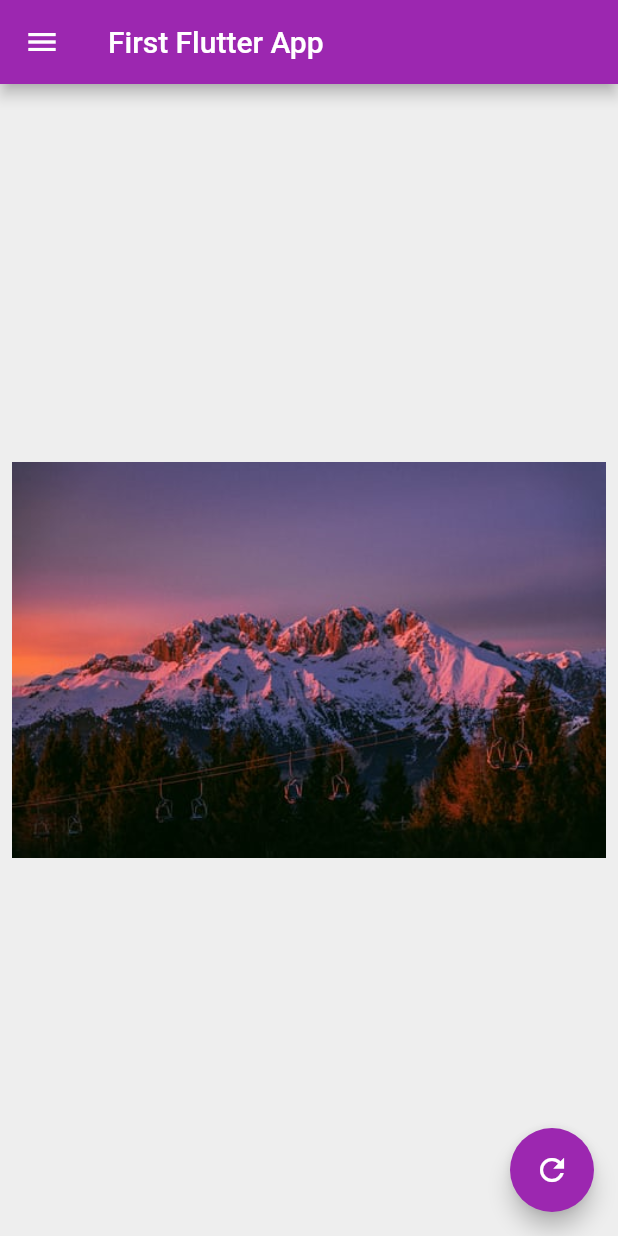
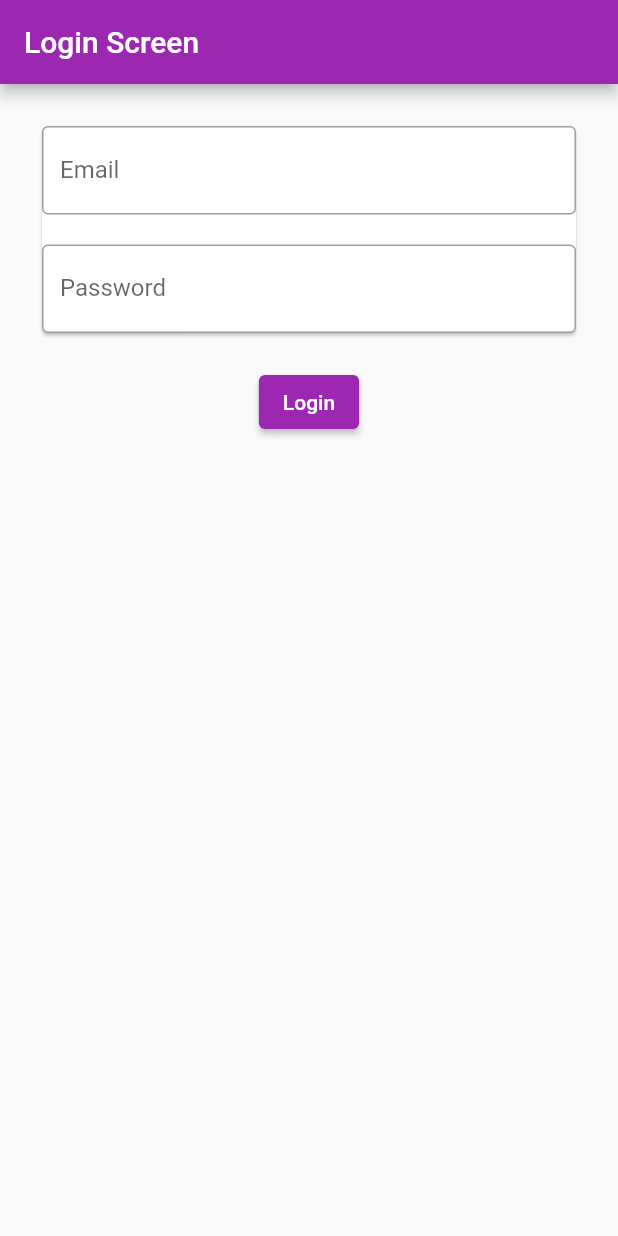
Before and after one commit to me-aditya/First-flutter-app, a Flutter app: the screen it shows after launch, on a phone screen of 412 x 824 dp. Run offline on Flutter 3.47's test engine with Material 2 defaults, Android fonts, the phone set to English and light mode, and no system bars.

Commit message:
built basic login page heading to add background image Using stack

```diff
--- a/lib/main.dart
+++ b/lib/main.dart
@@ -1,10 +1,10 @@
 import 'package:flutter/material.dart';
-import 'pages/homepage.dart';
+import 'pages/login_page.dart';
 
 void main() {
   runApp(MaterialApp(
     title: "First Flutter App",
-    home: HomePage(),
+    home: LoginPage(),
     theme: ThemeData(
       primarySwatch: Colors.purple,
     ),
--- /dev/null
+++ b/lib/pages/login_page.dart
@@ -0,0 +1,58 @@
+import 'package:flutter/material.dart';
+
+class LoginPage extends StatefulWidget {
+  @override
+  _LoginPageState createState() => _LoginPageState();
+}
+
+class _LoginPageState extends State<LoginPage> {
+  final emailController = new TextEditingController();
+  final passwordController = new TextEditingController();
+  @override
+  Widget build(BuildContext context) {
+    return Scaffold(
+        appBar: AppBar(
+          title: Text("Login Screen"),
+        ),
+        body: Padding(
+          padding: const EdgeInsets.all(16.0),
+          child: SingleChildScrollView(
+            child: Column(children: <Widget>[
+              Padding(
+                padding: const EdgeInsets.all(8.0),
+                child: Card(
+                  child: Form(
+                      child: Column(children: <Widget>[
+                    TextFormField(
+                      decoration: InputDecoration(
+                        hintText: "Enter Email",
+                        labelText: "Email",
+                        border: OutlineInputBorder(),
+                      ),
+                    ),
+                    SizedBox(
+                      height: 20,
+                    ),
+                    TextFormField(
+                      obscureText: true,
+                      decoration: InputDecoration(
+                        hintText: "Enter Password",
+                        labelText: "Password",
+                        border: OutlineInputBorder(),
+                      ),
+                    )
+                  ])),
+                ),
+              ),
+              SizedBox(
+                height: 10,
+              ),
+              ElevatedButton(
+                child: Text("Login"),
+                onPressed: () {},
+              ),
+            ]),
+          ),
+        ));
+  }
+}
```
